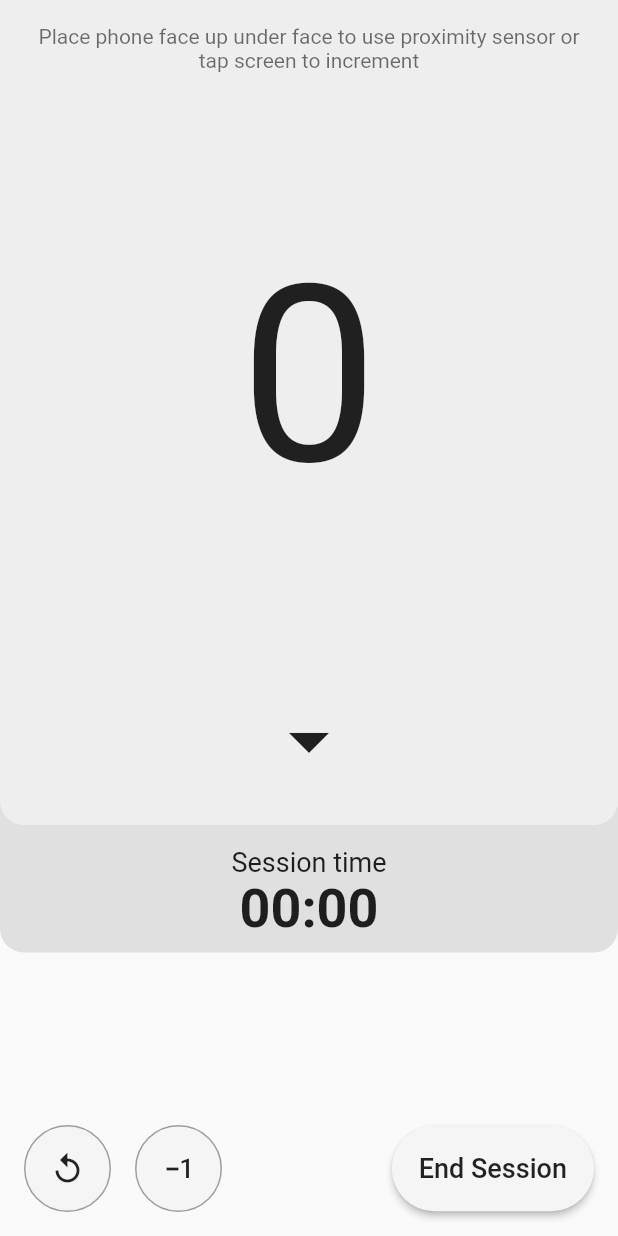
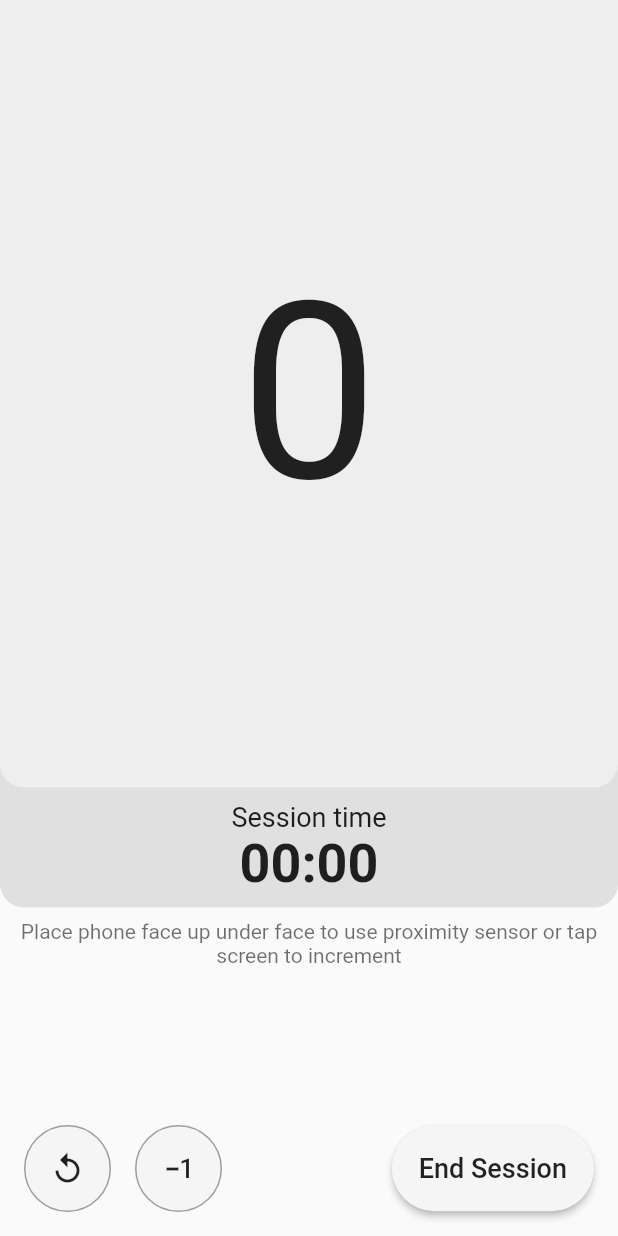
Before and after one commit to scottquach/Proximity-Push-Up-Counter-V2, a Flutter app: the SessionPage screen opened by its route, on a phone screen of 412 x 824 dp. Run offline on Flutter 3.47's test engine with Material 2 defaults, Android fonts, the light colour scheme and no system bars; our stand-ins replace font_awesome_flutter, get_it, rxdart, sqflite; accounts and stored records are empty.

Commit message:
Session highlights now match figma mockup

```diff
--- a/lib/pages/home.dart
+++ b/lib/pages/home.dart
@@ -18,6 +18,12 @@ class _HomePageState extends State<HomePage> {
                 Navigator.pushNamed(context, '/session');
               },
               child: Text('Start session'),
+            ),
+            FlatButton(
+              onPressed: () {
+                Navigator.pushNamed(context, '/logs');
+              },
+              child: Text('Session logs'),
             ),
           ],
         ),
--- a/lib/pages/session.dart
+++ b/lib/pages/session.dart
@@ -21,7 +21,7 @@ class _SessionPageState extends State<SessionPage> {
               children: [
                 SessionTimer(),
                 Container(
-                  height: 550,
+                  height: 525,
                   decoration: BoxDecoration(
                     color: Colors.grey[200],
                     borderRadius: BorderRadius.only(
@@ -33,15 +33,6 @@ class _SessionPageState extends State<SessionPage> {
                     padding: const EdgeInsets.all(16.0),
                     child: Column(
                       children: [
-                        Opacity(
-                          opacity: .75,
-                          child: Text(
-                            'Place phone face up under face to use proximity sensor or tap screen to increment',
-                            textAlign: TextAlign.center,
-                            style: TextStyle(
-                                color: Colors.black.withOpacity(0.75)),
-                          ),
-                        ),
                         Expanded(
                           child: InkWell(
                             onTap: () {
@@ -60,22 +51,33 @@ class _SessionPageState extends State<SessionPage> {
                             ),
                           ),
                         ),
-                        IconButton(
-                          icon: Icon(Icons.arrow_drop_down),
-                          iconSize: 64,
-                          onPressed: () {
-                            setState(() {
-                              if (state.countCurrent > 0) {
-                                state.decrement();
-                              }
-                            });
-                          },
-                        )
+                        // IconButton(
+                        //   icon: Icon(Icons.arrow_drop_down),
+                        //   iconSize: 64,
+                        //   onPressed: () {
+                        //     setState(() {
+                        //       if (state.countCurrent > 0) {
+                        //         state.decrement();
+                        //       }
+                        //     });
+                        //   },
+                        // )
                       ],
                     ),
                   ),
                 ),
               ],
+            ),
+            Padding(
+              padding: const EdgeInsets.all(8.0),
+              child: Opacity(
+                opacity: .75,
+                child: Text(
+                  'Place phone face up under face to use proximity sensor or tap screen to increment',
+                  textAlign: TextAlign.center,
+                  style: TextStyle(color: Colors.black.withOpacity(0.75)),
+                ),
+              ),
             ),
             ActionItems(
               reset: () {
@@ -215,7 +217,7 @@ class _SessionTimerState extends State<SessionTimer> {
   Widget build(BuildContext context) {
     return Positioned(
       child: Container(
-        height: 635,
+        height: 605,
         decoration: BoxDecoration(
           color: Colors.grey[300],
           borderRadius: BorderRadius.only(
--- a/pubspec.yaml
+++ b/pubspec.yaml
@@ -22,6 +22,7 @@ environment:
 
 dependencies:
   sqflite: ^1.3.0
+  font_awesome_flutter: ^8.11.0
   path:
   rxdart: ^0.25.0
   get_it: ^5.0.6
```
Also changed, not shown: lib/pages/logs.dart (+107 -2 lines), pubspec.lock.
